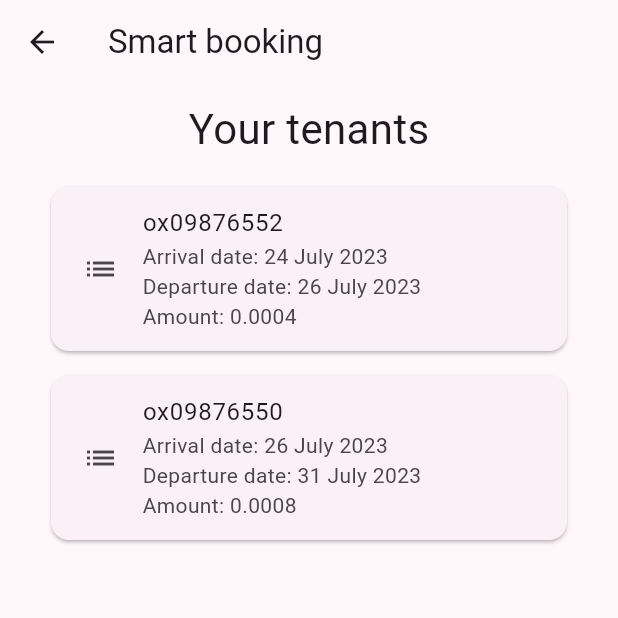
After one commit to vladdan16/smart-booking, a Flutter app: the BookingsPage screen opened directly, after a tap on the "arrow back" icon, on a phone screen of 412 x 824 dp, the top half of it. The commit adds this screen. Run offline on Flutter 3.47's test engine with Material 2 defaults, Android fonts, the phone set to English and light mode, and no system bars; drawn by our look-alikes of dynamic_color; our stand-ins replace easy_dynamic_theme, easy_localization, flutter_markdown, freezed_annotation, get_it, go_router and 2 more; accounts and stored records are empty; network calls fail.

Commit message:
add page with tenants

```diff
--- a/frontend/assets/translations/en.json
+++ b/frontend/assets/translations/en.json
@@ -26,5 +26,6 @@
   "save": "Save",
   "invalid_price": "Invalid price",
   "enter_image_url": "Enter image URL",
-  "delete": "Delete"
+  "delete": "Delete",
+  "your_tenants": "Your tenants"
 }
--- a/frontend/assets/translations/ru.json
+++ b/frontend/assets/translations/ru.json
@@ -26,5 +26,6 @@
   "save": "Сохранить",
   "invalid_price": "Недопустимая цена",
   "enter_image_url": "Введите ссылку на изображение",
-  "delete": "Удалить"
+  "delete": "Удалить",
+  "your_tenants": "Ваши арендаторы"
 }
--- /dev/null
+++ b/frontend/lib/features/bookings/bookings.dart
@@ -0,0 +1,2 @@
+export 'bookings_model.dart';
+export 'bookings_page.dart';
--- /dev/null
+++ b/frontend/lib/features/bookings/bookings_model.dart
@@ -0,0 +1,33 @@
+import 'package:flutter/foundation.dart';
+
+import '../../models/models.dart';
+
+class BookingsModel extends ChangeNotifier {
+  List<Booking> bookingList = [];
+  bool inProgress = true;
+  final String address;
+
+  BookingsModel(this.address) {
+    init();
+  }
+
+  void init() async {
+    // TODO: retrieve bookings list by contract address
+    bookingList = [
+      Booking(
+          tenantAddress: '0xaejvbkjrb',
+          contractAddress: 'ox09876552',
+          start: DateTime.now(),
+          end: DateTime(2023, 7, 26),
+          amount: 0.0004),
+      Booking(
+          tenantAddress: '0xaejvbkjrb',
+          contractAddress: 'ox09876550',
+          start: DateTime(2023, 7, 26),
+          end: DateTime(2023, 7, 31),
+          amount: 0.0008),
+    ];
+    inProgress = false;
+    notifyListeners();
+  }
+}
--- /dev/null
+++ b/frontend/lib/features/bookings/bookings_page.dart
@@ -0,0 +1,74 @@
+import 'package:easy_localization/easy_localization.dart';
+import 'package:flutter/material.dart';
+import 'package:frontend/features/bookings/bookings.dart';
+import 'package:frontend/widgets/widgets.dart';
+import 'package:go_router/go_router.dart';
+import 'package:provider/provider.dart';
+
+class BookingsPage extends StatelessWidget {
+  const BookingsPage({super.key});
+
+  @override
+  Widget build(BuildContext context) {
+    final hPadding = MediaQuery.of(context).size.width > 700
+        ? MediaQuery.of(context).size.width * 0.1
+        : 10.0;
+    final list = context.read<BookingsModel>().bookingList;
+    final inProgress = context.watch<BookingsModel>().inProgress;
+    return Scaffold(
+      body: CustomScrollView(
+        slivers: <Widget>[
+          SliverAppBar(
+            leading: IconButton(
+              icon: const Icon(Icons.arrow_back),
+              onPressed: () => context.go('/'),
+            ),
+            title: const Text('smart_booking').tr(),
+          ),
+          if (inProgress)
+            const SliverFillRemaining(
+              child: Center(child: CircularProgressIndicator(),),
+            ),
+          if (!inProgress)
+            SliverPadding(
+              padding: const EdgeInsets.symmetric(horizontal: 20, vertical: 10),
+              sliver: SliverMainAxisGroup(
+                slivers: <Widget>[
+                  SliverToBoxAdapter(
+                    child: Center(
+                      child: Text(
+                        'your_tenants',
+                        style: TextStyle(
+                          fontSize: Theme.of(context)
+                              .textTheme
+                              .headlineMedium
+                              ?.fontSize,
+                        ),
+                      ).tr(),
+                    ),
+                  ),
+                  SliverPadding(
+                    padding: EdgeInsets.symmetric(
+                      horizontal: hPadding,
+                      vertical: 10,
+                    ),
+                    sliver: SliverList.list(
+                      children: List.generate(
+                        list.length,
+                        (index) {
+                          return BookingView(
+                            booking: list[index],
+                            onTap: () {},
+                          );
+                        },
+                      ),
+                    ),
+                  ),
+                ],
+              ),
+            ),
+        ],
+      ),
+    );
+  }
+}
--- a/frontend/lib/features/edit_item/edit_item_model.dart
+++ b/frontend/lib/features/edit_item/edit_item_model.dart
@@ -28,4 +28,10 @@ class EditItemModel extends ChangeNotifier {
     }
     notifyListeners();
   }
+
+  void saveItem({
+    required double price,
+    required String location,
+    required String description,
+  }) {}
 }
--- a/frontend/lib/features/home/home_page.dart
+++ b/frontend/lib/features/home/home_page.dart
@@ -261,8 +261,10 @@ class _ProfileView extends StatelessWidget {
                 (index) {
                   return ItemView(
                     address: list[index].address,
-                    onTap: () =>
-                        context.go('/edit_item/${list[index].address}'),
+                    onTap: () {
+                      context.go('/bookings/${list[index].address}');
+                    },
+                    onEdit: () => context.go('/edit_item/${list[index].address}'),
                   );
                 },
               ),
--- a/frontend/lib/router.dart
+++ b/frontend/lib/router.dart
@@ -3,6 +3,8 @@ import 'package:frontend/features/home/home.dart';
 import 'package:frontend/features/item/item.dart';
 import 'package:go_router/go_router.dart';
 import 'package:provider/provider.dart';
+
+import 'features/bookings/bookings.dart';
 
 class AppRouter {
   static final router = GoRouter(
@@ -37,6 +39,15 @@ class AppRouter {
           );
         },
       ),
+      GoRoute(
+        path: '/bookings/:address',
+        builder: (context, state) {
+          return ChangeNotifierProvider(
+            create: (context) => BookingsModel(state.pathParameters['address']!),
+            child: const BookingsPage(),
+          );
+        },
+      ),
     ],
   );
 }
```
Also changed, not shown: frontend/lib/features/edit_item/edit_item_page.dart (+7 -1 lines), frontend/lib/features/home/home_model.dart (+8 -0 lines), frontend/lib/widgets/item_view.dart (+16 -3 lines), frontend/lib/generated/codegen_loader.g.dart.
